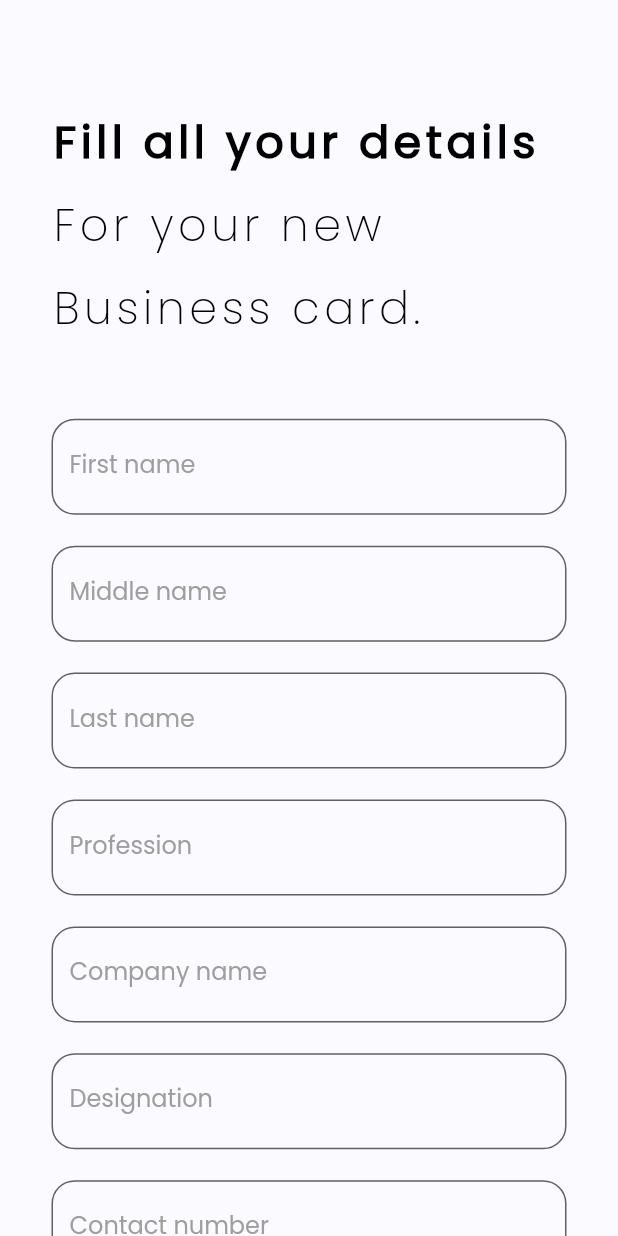
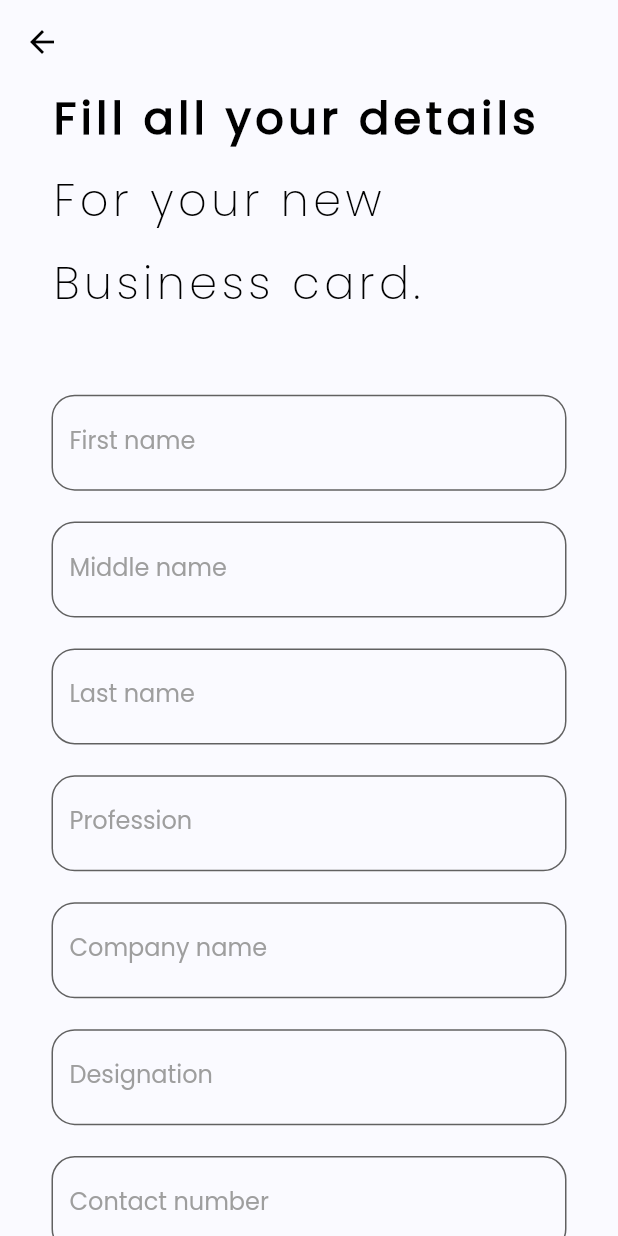
Before and after one commit to ziggy010/ezy_share_after_design, a Flutter app: the CardScreen screen opened by its route, on a phone screen of 412 x 824 dp. Run offline on Flutter 3.47's test engine with Material 2 defaults, Android fonts, the phone set to English and light mode, and no system bars; our stand-ins replace flutter_screenutil, flutter_swiper, lottie, permission_handler, smooth_page_indicator; missing offline and left inert: document_scanner, indexed, qr_code_scanner; network calls fail.

Commit message:
thursday_commit

```diff
--- a/lib/screens/card_details.dart
+++ b/lib/screens/card_details.dart
@@ -12,12 +12,19 @@ class CardScreen extends StatelessWidget {
   @override
   Widget build(BuildContext context) {
     return Scaffold(
+      appBar: AppBar(
+        elevation: 0,
+        backgroundColor: kBackgroundColor,
+        iconTheme: IconThemeData(
+          color: Colors.black,
+        ),
+      ),
       resizeToAvoidBottomInset: false,
       backgroundColor: kBackgroundColor,
       body: SafeArea(
         child: SingleChildScrollView(
           child: Padding(
-            padding: EdgeInsets.only(left: 30.w, top: 70.h),
+            padding: EdgeInsets.only(left: 30.w, top: 0.h),
             child: Column(
               mainAxisAlignment: MainAxisAlignment.spaceEvenly,
               crossAxisAlignment: CrossAxisAlignment.baseline,
--- a/lib/screens/onboarding_scree.dart
+++ b/lib/screens/onboarding_scree.dart
@@ -65,7 +65,7 @@ class _OnboardingScreenState extends State<OnboardingScreen> {
                   controller: _controller,
                   count: 3,
                   effect: ExpandingDotsEffect(
-                    activeDotColor: Colors.white,
+                    activeDotColor: Colors.black,
                   ),
                 ),
                 isOnLastPage
```
